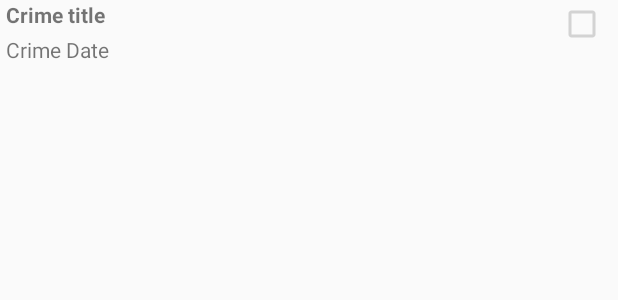
After one commit to janPhil/CriminalIntent, an Android app: the layout list_item_crime.xml on its own in the app's theme, with its tools: preview values and no code run, on a phone screen of 412 x 824 dp. The commit adds this screen. Shown: the top 300 px of the screen. Run offline under Robolectric (Android 15) with nearby library versions, the phone set to English and light mode, and no system bars.

Commit message:
UI inserted

```diff
--- a/app/src/main/java/com/learning/jan_philipp/criminalintent/Crime.java
+++ b/app/src/main/java/com/learning/jan_philipp/criminalintent/Crime.java
@@ -46,4 +46,9 @@ public class Crime {
     public void setmSolved(boolean mSolved) {
         this.mSolved = mSolved;
     }
+
+    @Override
+    public String toString() {
+        return mTitle;
+    }
 }
--- /dev/null
+++ b/app/src/main/res/layout/list_item_crime.xml
@@ -0,0 +1,38 @@
+<?xml version="1.0" encoding="utf-8"?>
+<RelativeLayout xmlns:android="http://schemas.android.com/apk/res/android"
+    android:layout_width="match_parent"
+    android:layout_height="match_parent">
+
+    <CheckBox
+        android:id="@+id/crime_list_item_solvedCheckBox"
+        android:layout_width="wrap_content"
+        android:layout_height="wrap_content"
+        android:gravity="center"
+        android:layout_alignParentRight="true"
+        android:enabled="false"
+        android:padding="4dp"
+        android:focusable="false"
+        />
+    <TextView
+        android:id="@+id/crime_list_item_titleTextView"
+        android:layout_width="match_parent"
+        android:layout_height="wrap_content"
+        android:layout_toLeftOf="@id/crime_list_item_solvedCheckBox"
+        android:textStyle="bold"
+        android:paddingLeft="4dp"
+        android:paddingRight="4dp"
+        android:text="Crime title"
+        />
+    <TextView
+        android:id="@+id/crime_list_item_dateTextView"
+        android:layout_width="match_parent"
+        android:layout_height="wrap_content"
+        android:layout_below="@id/crime_list_item_titleTextView"
+        android:layout_toLeftOf="@id/crime_list_item_solvedCheckBox"
+        android:paddingLeft="4dp"
+        android:paddingRight="4dp"
+        android:paddingTop="4dp"
+        android:text="Crime Date"
+        />
+
+</RelativeLayout>
```
Also changed, not shown: app/src/main/java/com/learning/jan_philipp/criminalintent/CrimeListFragment.java (+42 -2 lines), 3 other files.
